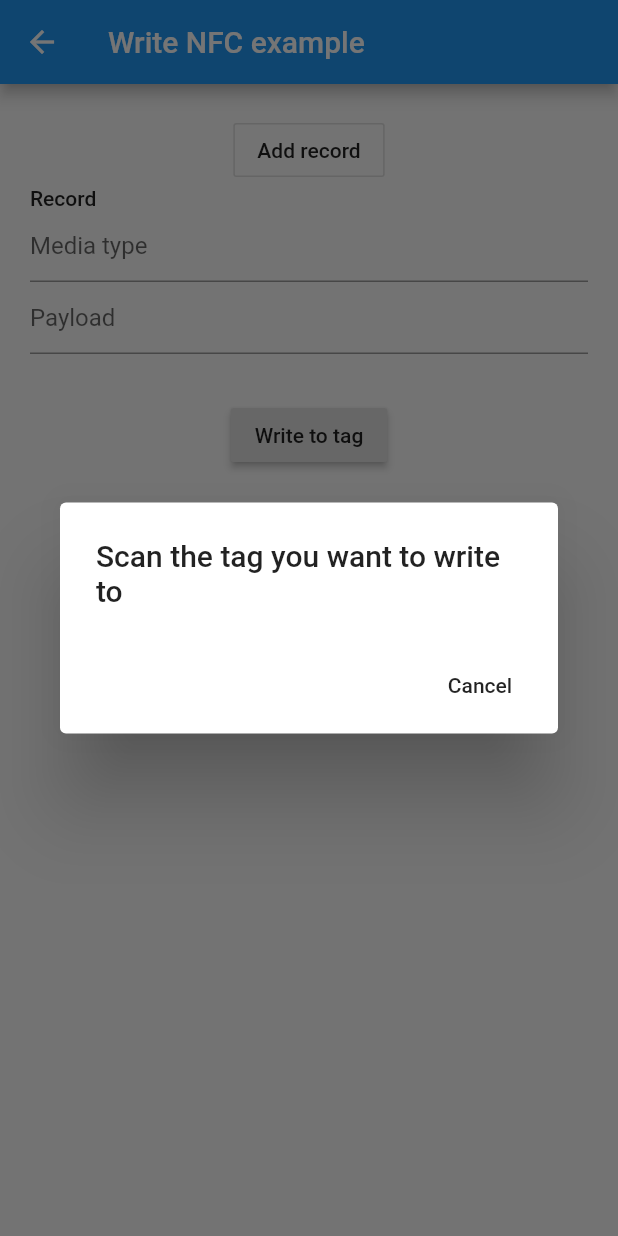
After one commit to semlette/nfc_in_flutter, a Flutter app: the WriteExampleScreen screen opened by its route, after a tap on "Add record", after a tap on "Write to tag", on a phone screen of 412 x 824 dp. The commit adds this screen. Run offline on Flutter 3.47's test engine with Material 2 defaults, Android fonts, the phone set to English and light mode, and no system bars.

Commit message:
Write NDEF tags on Android

```diff
--- a/example/lib/main.dart
+++ b/example/lib/main.dart
@@ -3,7 +3,45 @@ import 'dart:async';
 import 'package:flutter/material.dart';
 import 'package:nfc_in_flutter/nfc_in_flutter.dart';
 
-void main() => runApp(MyApp());
+import './read_example_screen.dart';
+import './write_example_screen.dart';
+
+void main() => runApp(ExampleApp());
+
+class ExampleApp extends StatelessWidget {
+  @override
+  Widget build(BuildContext context) {
+    return MaterialApp(
+      home: Scaffold(
+        appBar: AppBar(
+          title: const Text("NFC in Flutter examples"),
+        ),
+        body: Builder(builder: (context) {
+          return ListView(
+            children: <Widget>[
+              ListTile(
+                title: const Text("Read NFC"),
+                onTap: () {
+                  Navigator.pushNamed(context, "/read_example");
+                },
+              ),
+              ListTile(
+                title: const Text("Write NFC"),
+                onTap: () {
+                  Navigator.pushNamed(context, "/write_example");
+                },
+              ),
+            ],
+          );
+        }),
+      ),
+      routes: {
+        "/read_example": (context) => ReadExampleScreen(),
+        "/write_example": (context) => WriteExampleScreen(),
+      },
+    );
+  }
+}
 
 class MyApp extends StatefulWidget {
   @override
@@ -55,9 +93,9 @@ class _MyAppState extends State<MyApp> {
           showDialog(
             context: context,
             builder: (context) => AlertDialog(
-                  title: const Text("Error!"),
-                  content: Text(e.toString()),
-                ),
+              title: const Text("Error!"),
+              content: Text(e.toString()),
+            ),
           );
         }
       });
--- /dev/null
+++ b/example/lib/write_example_screen.dart
@@ -0,0 +1,139 @@
+import 'package:flutter/material.dart';
+import 'package:nfc_in_flutter/nfc_in_flutter.dart';
+import 'dart:async';
+import 'dart:io';
+
+class RecordEditor {
+  TextEditingController mediaTypeController;
+  TextEditingController payloadController;
+
+  RecordEditor() {
+    mediaTypeController = TextEditingController();
+    payloadController = TextEditingController();
+  }
+}
+
+class WriteExampleScreen extends StatefulWidget {
+  @override
+  _WriteExampleScreenState createState() => _WriteExampleScreenState();
+}
+
+class _WriteExampleScreenState extends State<WriteExampleScreen> {
+  StreamSubscription<NDEFMessage> _stream;
+  List<RecordEditor> _records = [];
+  bool _hasClosedWriteDialog = false;
+
+  void _addRecord() {
+    setState(() {
+      _records.add(RecordEditor());
+    });
+  }
+
+  void _write(BuildContext context) async {
+    List<NDEFRecord> records = _records.map((record) {
+      return NDEFRecord.type(
+        record.mediaTypeController.text,
+        record.payloadController.text,
+      );
+    }).toList();
+    NDEFMessage message = NDEFMessage.ofRecords(records);
+
+    // Show dialog on Android (iOS has it's own one)
+    if (Platform.isAndroid) {
+      showDialog(
+        context: context,
+        builder: (context) => AlertDialog(
+          title: const Text("Scan the tag you want to write to"),
+          actions: <Widget>[
+            FlatButton(
+              child: const Text("Cancel"),
+              onPressed: () {
+                _hasClosedWriteDialog = true;
+                _stream?.cancel();
+                Navigator.pop(context);
+              },
+            ),
+          ],
+        ),
+      );
+    }
+
+    // Listen for tags and write to the first one
+    NDEFMessage targetMessage;
+    bool connected = false;
+    try {
+      targetMessage = await NFC.readNDEF(once: true).first;
+      if (!targetMessage.tag.writable) {
+        await showDialog(
+          context: context,
+          builder: (context) => AlertDialog(
+            title: const Text("Tag cannot be written to"),
+          ),
+        );
+        return;
+      }
+      await targetMessage.tag.connect();
+      connected = true;
+      targetMessage.tag.write(message);
+    } on NFCUserCanceledSessionException catch (_) {
+      _hasClosedWriteDialog = true;
+    } catch (e) {
+      print(e);
+    } finally {
+      if (!_hasClosedWriteDialog) {
+        Navigator.pop(context);
+      }
+      if (connected) {
+        targetMessage.tag.close();
+      }
+    }
+  }
+
+  @override
+  Widget build(BuildContext context) {
+    return Scaffold(
+      appBar: AppBar(
+        title: const Text("Write NFC example"),
+      ),
+      body: ListView(
+        padding: const EdgeInsets.all(20),
+        children: <Widget>[
+          Center(
+            child: OutlineButton(
+              child: const Text("Add record"),
+              onPressed: _addRecord,
+            ),
+          ),
+          for (var record in _records)
+            Padding(
+              padding: const EdgeInsets.only(bottom: 30),
+              child: Column(
+                crossAxisAlignment: CrossAxisAlignment.start,
+                children: <Widget>[
+                  Text("Record", style: Theme.of(context).textTheme.body2),
+                  TextFormField(
+                    controller: record.mediaTypeController,
+                    decoration: InputDecoration(
+                      hintText: "Media type",
+                    ),
+                  ),
+                  TextFormField(
+                    controller: record.payloadController,
+                    decoration: InputDecoration(
+                      hintText: "Payload",
+                    ),
+                  )
+                ],
+              ),
+            ),
+          Center(
+            child: RaisedButton(
+              child: const Text("Write to tag"),
+              onPressed: _records.length > 0 ? () => _write(context) : null,
+            ),
+          ),
+        ],
+      ),
+    );
+  }
+}
--- a/example/pubspec.yaml
+++ b/example/pubspec.yaml
@@ -3,7 +3,7 @@ description: Demonstrates how to use the nfc_in_flutter plugin.
 publish_to: 'none'
 
 environment:
-  sdk: ">=2.1.0 <3.0.0"
+  sdk: ">=2.3.0 <3.0.0"
 
 dependencies:
   flutter:
--- a/lib/nfc_in_flutter.dart
+++ b/lib/nfc_in_flutter.dart
@@ -1,4 +1,3 @@
 export './src/api.dart';
-export "./src/messages.dart";
 export "./src/exceptions.dart";
 export "./src/reader_modes.dart";
--- a/lib/src/api.dart
+++ b/lib/src/api.dart
@@ -5,7 +5,6 @@ import 'package:flutter/services.dart';
 
 import './reader_modes.dart';
 import './exceptions.dart';
-import './messages.dart';
 
 class NFC {
   static MethodChannel _channel = MethodChannel("nfc_in_flutter");
@@ -42,7 +41,7 @@ class NFC {
 
         List<NDEFRecord> records = [];
         for (var record in tag["records"]) {
-          records.add(NDEFRecord(
+          records.add(NDEFRecord._internal(
             record["id"],
             record["payload"],
             record["type"],
@@ -50,7 +49,7 @@ class NFC {
           ));
         }
 
-        return NDEFMessage(tag["type"], records);
+        return NDEFMessage._internal(tag["id"], tag["type"], records);
       });
     }
     // Create a StreamController to wrap the tag stream. Any errors will be
@@ -128,3 +127,131 @@ class NFC {
     return supported as bool;
   }
 }
+
+enum MessageType {
+  NDEF,
+}
+
+abstract class NFCMessage {
+  MessageType get messageType;
+  String get id;
+
+  NFCTag get tag;
+}
+
+abstract class NFCTag {
+  String get id;
+  bool get writable;
+  Future connect();
+  Future close();
+}
+
+class NDEFMessage implements NFCMessage {
+  String id;
+  String type;
+  final List<NDEFRecord> records;
+
+  NDEFMessage.ofRecords(this.records);
+
+  NDEFMessage(this.type, this.records);
+
+  NDEFMessage._internal(this.id, this.type, this.records);
+
+  // payload returns the contents of the first non-empty record. If all records
+  // are empty it will return null.
+  String get payload {
+    for (var record in records) {
+      if (record.payload != "") {
+        return record.payload;
+      }
+    }
+    return null;
+  }
+
+  @override
+  MessageType get messageType => MessageType.NDEF;
+
+  @override
+  NDEFTag get tag {
+    return NDEFTag._internal(id, true);
+  }
+
+  Map<String, dynamic> _toMap() {
+    return {
+      "id": id,
+      "type": type,
+      "records": records.map((record) => record._toMap()).toList(),
+    };
+  }
+}
+
+class NDEFRecord {
+  String id;
+  String payload;
+  String type;
+
+  /// tnf is only available on Android
+  int tnf;
+
+  NDEFRecord.plain(String data) {
+    type = "text/plain";
+    payload = data;
+  }
+
+  NDEFRecord.type(this.type, this.payload);
+
+  NDEFRecord._internal(this.id, this.payload, this.type, this.tnf);
+
+  Map<String, dynamic> _toMap() {
+    return {
+      "id": id,
+      "payload": payload,
+      "type": type,
+    };
+  }
+}
+
+class NDEFTag implements NFCTag {
+  String id;
+  bool writable;
+
+  NDEFTag._internal(this.id, this.writable);
+
+  NDEFTag._fromMap(Map<String, dynamic> map) {
+    assert(map["id"] is String);
+    id = map["id"];
+    assert(map["writable"] is bool);
+    writable = map["writable"];
+  }
+
+  @override
+  Future connect() async {}
+
+  @override
+  Future close() async {}
+
+  Future write(NDEFMessage message) async {
+    if (!writable) {
+      throw NFCTagUnwritableException();
+    }
+    try {
+      NFC._channel.invokeMethod("writeNDEF", {
+        "id": id,
+        "message": message._toMap(),
+      });
+    } on PlatformException catch (e) {
+      switch (e.code) {
+        case "IOError":
+          throw NFCIOException(e.message);
+        case "NFCTagUnavailable":
+          throw NFCTagUnavailableException();
+        case "NDEFUnsupported":
+          throw NDEFUnsupportedException();
+        case "NDEFBadFormatError":
+          throw NDEFBadFormatException(e.message);
+        default:
+          throw e;
+      }
+    }
+  }
+}
--- a/lib/src/exceptions.dart
+++ b/lib/src/exceptions.dart
@@ -74,3 +74,31 @@ class NDEFBadFormatException implements Exception {
   @override
   String toString() => message;
 }
+
+/// NFCTagNotWritableException is thrown when an unwritable tag is 'written to'.
+/// This could be because the reader does not support writing to NFC tags or
+/// simply the tag is read-only.
+class NFCTagUnwritableException implements Exception {
+  final message = "tag is not writable";
+
+  @override
+  String toString() => message;
+}
+
+/// NFCTagUnavailableException is thrown when the NFC tag being written to
+/// is no longer in reach.
+class NFCTagUnavailableException implements Exception {
+  final message = "tag is no longer available";
+
+  @override
+  String toString() => message;
+}
+
+/// NDEFUnsupportedException is thrown when a tag does not support NDEF,
+/// but is being written an NDEFMessage.
+class NDEFUnsupportedException implements Exception {
+  final message = "tag does not support NDEF formatting";
+
+  @override
+  String toString() => message;
+}
--- a/lib/src/messages.dart
+++ /dev/null
@@ -1,39 +0,0 @@
-enum MessageType {
-  NDEF,
-}
-
-abstract class NFCMessage {
-  MessageType get messageType;
-}
-
-class NDEFMessage implements NFCMessage {
-  final String type;
-  final List<NDEFRecord> records;
-
-  NDEFMessage(this.type, this.records);
-
-  // payload returns the contents of the first non-empty record. If all records
-  // are empty it will return null.
-  String get payload {
-    for (var record in records) {
-      if (record.payload != "") {
-        return record.payload;
-      }
-    }
-    return null;
-  }
-
-  @override
-  MessageType get messageType => MessageType.NDEF;
-}
-
-class NDEFRecord {
-  final String id;
-  final String payload;
-  final String type;
-
-  /// tnf is only available on Android
-  final int tnf;
-
-  NDEFRecord(this.id, this.payload, this.type, this.tnf);
-}
```
Also changed, not shown: example/lib/read_example_screen.dart (added, +17 -0 lines), example/pubspec.lock, pubspec.lock, 2 other files.
